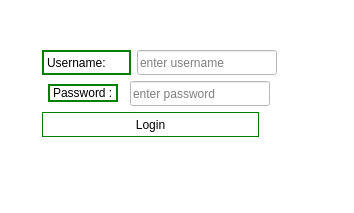
Old version of the form dialog.ui in the repository stepin104734/NOTEPAD.
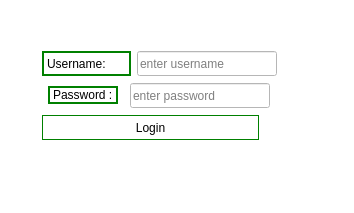
New version of the form. Icons and pictures are not drawn.

Commit message: added login button opacity

```diff
--- a/dialog.ui
+++ b/dialog.ui
@@ -29,7 +29,7 @@
      <x>42</x>
      <y>50</y>
      <width>235</width>
-     <height>87</height>
+     <height>93</height>
     </rect>
    </property>
    <layout class="QVBoxLayout" name="verticalLayout">
@@ -146,7 +146,7 @@
        </size>
       </property>
       <property name="styleSheet">
-       <string notr="true">background-color:white;
+       <string notr="true">
 color:black;
 border: 1px solid green;
 
@@ -155,6 +155,16 @@
       <property name="text">
        <string>Login</string>
       </property>
+      <property name="icon">
+       <iconset resource="Resource.qrc">
+        <normaloff>:/Icon's/Resource/icons/login.jpeg</normaloff>:/Icon's/Resource/icons/login.jpeg</iconset>
+      </property>
+      <property name="iconSize">
+       <size>
+        <width>62</width>
+        <height>21</height>
+       </size>
+      </property>
      </widget>
     </item>
    </layout>
```
Left out of the diff: 4 changed lines with no effect on the pictures. The commit also changes 3 other files.
